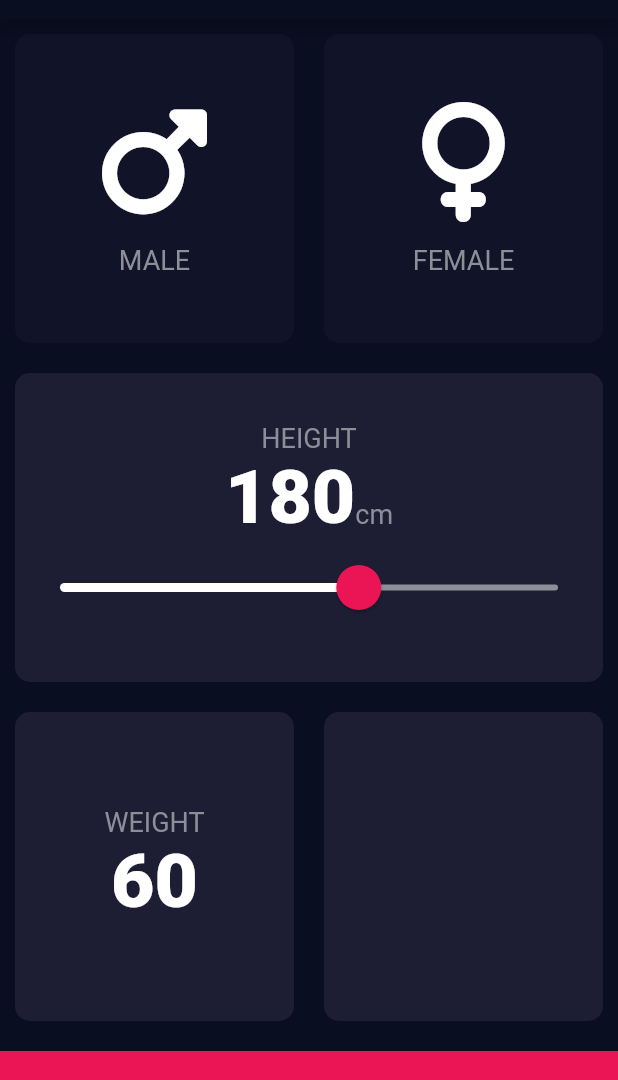
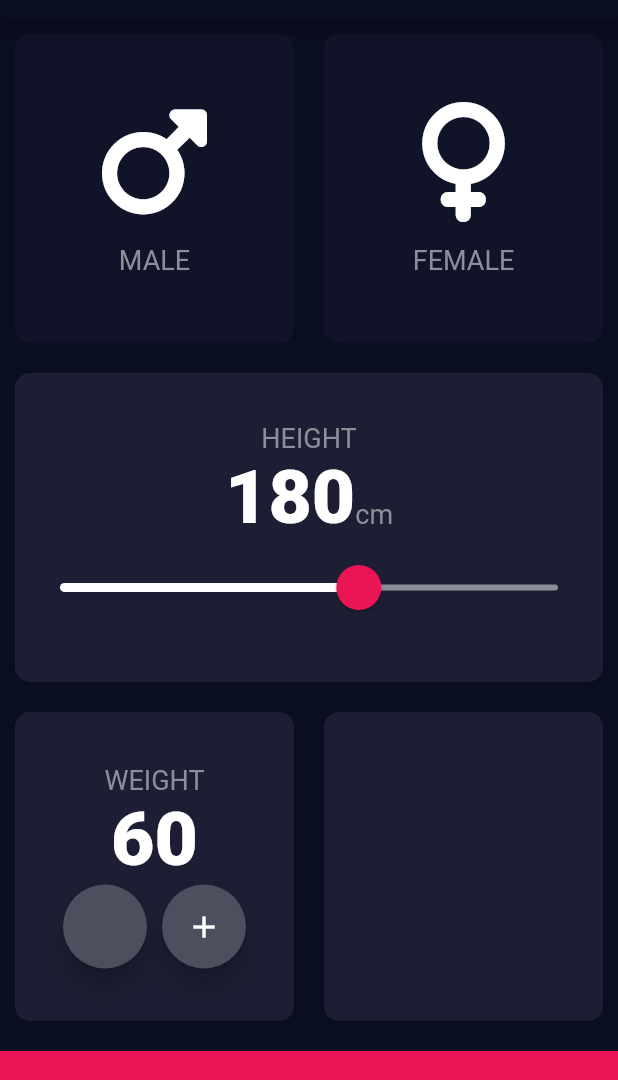
Before and after one commit to Malik-Usman17/Bmi_Calculator, a Flutter app: the screen it shows after launch, on a phone screen of 412 x 824 dp, the part 65-1145 px from its top. Run offline on Flutter 3.47's test engine with Material 2 defaults, Android fonts, the phone set to English and light mode, and no system bars; our stand-ins replace font_awesome_flutter.

Commit message:
making custom floating button

```diff
--- a/lib/input_page.dart
+++ b/lib/input_page.dart
@@ -125,8 +125,31 @@ class _InputPageState extends State<InputPage> {
                     cardChild: Column(
                       mainAxisAlignment: MainAxisAlignment.center,
                       children: [
-                        Text('WEIGHT', style: labelTextStyle,),
-                        Text(weight.toString(), style: kNumberTextStyle)
+                        const Text('WEIGHT', style: labelTextStyle,),
+                        Text(weight.toString(), style: kNumberTextStyle),
+                        Row(
+                          mainAxisAlignment: MainAxisAlignment.center,
+                          children: [
+                            RoundIconButton(),
+                            // FloatingActionButton(
+                            //   backgroundColor: const Color(0xFF4C4F5E),
+                            //   onPressed: (){},
+                            //   child: const Icon(
+                            //     Icons.add,
+                            //     color: Colors.white,
+                            //   ),
+                            // ),
+                            const SizedBox(width: 10.0),
+                            FloatingActionButton(
+                              backgroundColor: const Color(0xFF4C4F5E),
+                              onPressed: (){},
+                              child: const Icon(
+                                Icons.add,
+                                color: Colors.white,
+                              ),
+                            ),
+                          ],
+                        ),
                       ],
                     ),
                   ),
@@ -146,3 +169,18 @@ class _InputPageState extends State<InputPage> {
     );
   }
 }
+
+class RoundIconButton extends StatelessWidget {
+  const RoundIconButton({Key? key}) : super(key: key);
+
+  @override
+  Widget build(BuildContext context) {
+    return RawMaterialButton(
+      constraints: const BoxConstraints.tightFor(width: 56, height: 56),
+      elevation: 6.0,
+      shape: const CircleBorder(),
+      fillColor: const Color(0xFF4C4F5E),
+      onPressed: (){},
+    );
+  }
+}
```
